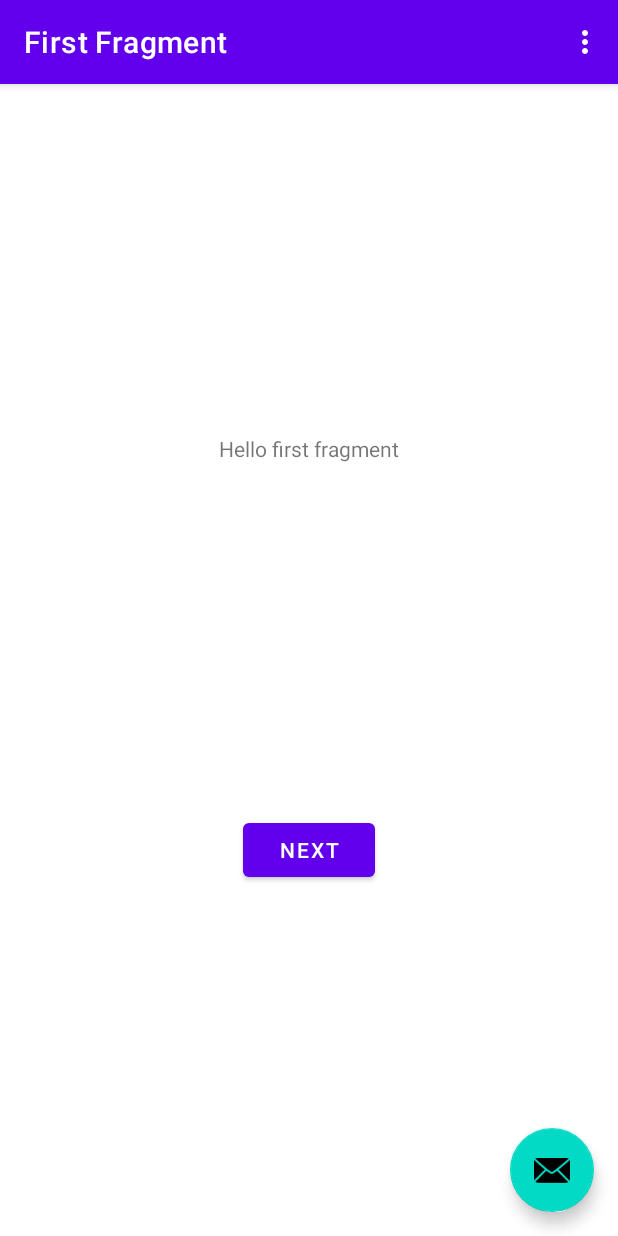
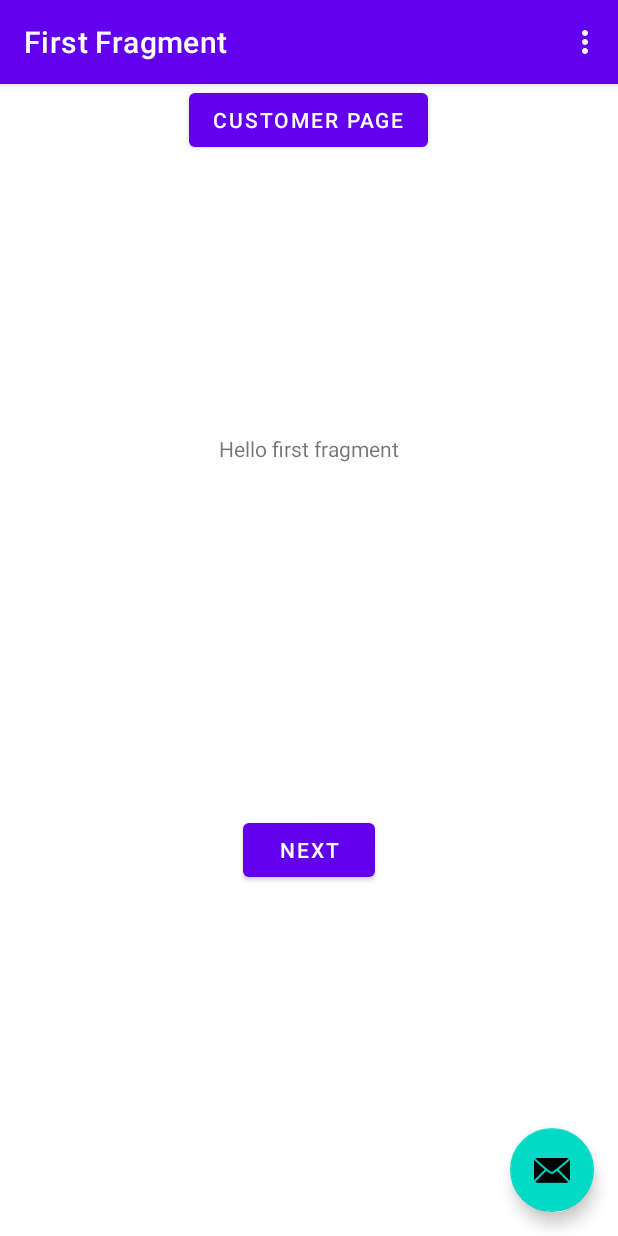
Before and after one commit to McGill-ECSE321-Winter2022/project-group-group-04, an Android app: the screen it shows after launch (MainActivity), on a phone screen of 412 x 824 dp. Run offline under Robolectric (Android 15) with nearby library versions, the light colour scheme and no system bars; our stand-ins replace navigation-ui.

Commit message:
Basic setup

```diff
--- a/Project321-Android/app/src/main/java/ca/mcgill/ecse321/project321/MainActivity.java
+++ b/Project321-Android/app/src/main/java/ca/mcgill/ecse321/project321/MainActivity.java
@@ -17,9 +17,10 @@ import ca.mcgill.ecse321.project321.databinding.ActivityMainBinding;
 
 import android.view.Menu;
 import android.view.MenuItem;
+import android.widget.TextView;
 
 public class MainActivity extends AppCompatActivity {
-
+    private String error = null;
     private AppBarConfiguration appBarConfiguration;
     private ActivityMainBinding binding;
 
@@ -43,6 +44,8 @@ public class MainActivity extends AppCompatActivity {
                         .setAction("Action", null).show();
             }
         });
+
+        refreshErrorMessage();
     }
 
     @Override
@@ -73,4 +76,20 @@ public class MainActivity extends AppCompatActivity {
         return NavigationUI.navigateUp(navController, appBarConfiguration)
                 || super.onSupportNavigateUp();
     }
+
+    private void refreshErrorMessage() {
+        // set the error message
+        TextView tvError = (TextView) findViewById(R.id.error);
+        tvError.setText(error);
+
+        if (error == null || error.length() == 0) {
+            tvError.setVisibility(View.GONE);
+        } else {
+            tvError.setVisibility(View.VISIBLE);
+        }
+    }
+
+    private void testButton(){
+    error = "";
+    }
 }
--- a/Project321-Android/app/src/main/res/layout/content_main.xml
+++ b/Project321-Android/app/src/main/res/layout/content_main.xml
@@ -16,4 +16,27 @@
         app:layout_constraintRight_toRightOf="parent"
         app:layout_constraintTop_toTopOf="parent"
         app:navGraph="@navigation/nav_graph" />
+    <LinearLayout
+        android:layout_width="match_parent"
+        android:layout_height="wrap_content"
+        android:orientation="vertical"
+        app:layout_constraintLeft_toLeftOf="parent"
+        app:layout_constraintRight_toRightOf="parent"
+        app:layout_constraintTop_toTopOf="parent">
+
+        <TextView
+            android:id="@+id/error"
+            android:layout_height="wrap_content"
+            android:layout_width="wrap_content"
+            android:visibility="gone"
+            android:text=""
+            android:textColor="#FF0000"/>
+
+        <Button
+            android:layout_width="wrap_content"
+            android:layout_height="wrap_content"
+            android:layout_gravity="center"
+            android:text="@string/customer_page"
+            android:onClick="testButton"/>
+    </LinearLayout>
 </androidx.constraintlayout.widget.ConstraintLayout>
--- a/Project321-Android/app/src/main/res/values/strings.xml
+++ b/Project321-Android/app/src/main/res/values/strings.xml
@@ -9,4 +9,5 @@
 
     <string name="hello_first_fragment">Hello first fragment</string>
     <string name="hello_second_fragment">Hello second fragment. Arg: %1$s</string>
+    <string name="customer_page">Customer Page</string>
 </resources>
```
Also changed, not shown: Project321-Android/app/src/main/java/ca/mcgill/ecse321/project321/HttpUtils.java (added, +44 -0 lines).
